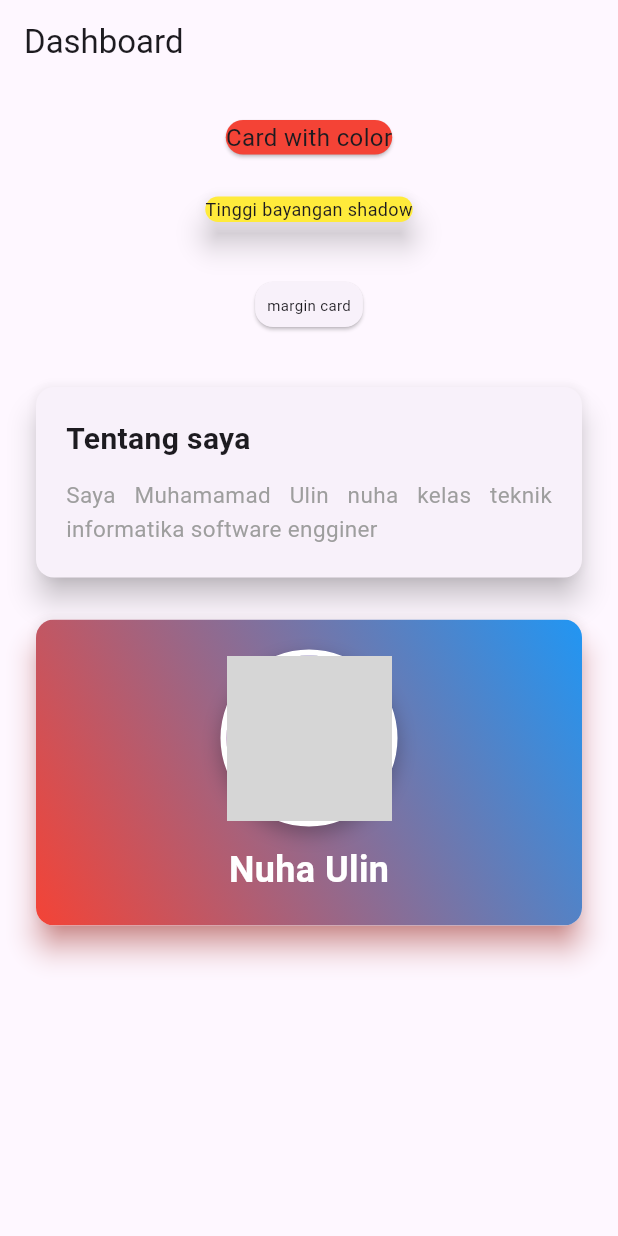
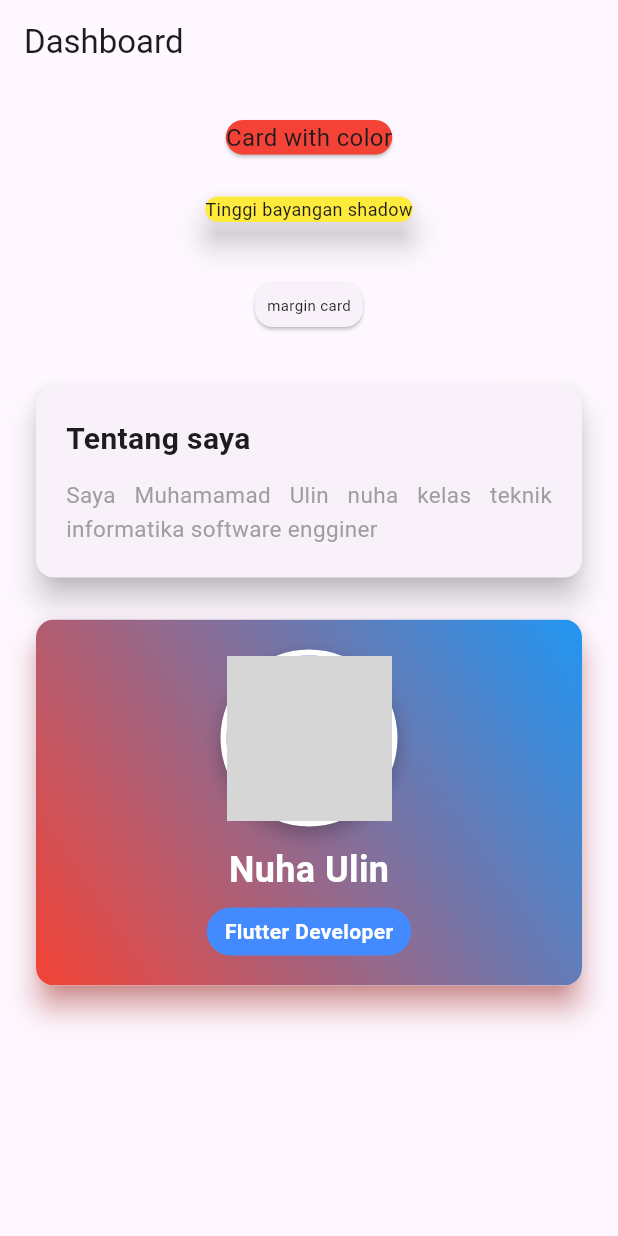
Before and after one commit to Mhmdulinnuha/Tugas-week-8-1123150002-, a Flutter app: the screen it shows after launch, on a phone screen of 412 x 824 dp. Run offline on Flutter 3.47's test engine with Material 3 defaults, Android fonts, the phone set to English and light mode, and no system bars; grey boxes are pictures that could not be loaded.

Commit message:
membuat title

```diff
--- a/lib/pages/latihan1_card.dart
+++ b/lib/pages/latihan1_card.dart
@@ -107,6 +107,25 @@ class MyPages extends StatelessWidget {
                             color: Colors.white,
                           ),
                         ),
+
+                        const SizedBox(height: 8),
+
+
+                        Container(
+                          padding: const EdgeInsets.symmetric(horizontal: 12, vertical: 6),
+                          decoration: BoxDecoration(
+                            color: Colors.blueAccent,
+                            borderRadius: BorderRadius.circular(20),
+                          ),
+                          child: const Text(
+                            "Flutter Developer",
+                            style: TextStyle(
+                              fontSize: 14,
+                              color: Colors.white,
+                              fontWeight: FontWeight.w600,
+                            ),
+                          ),
+                        ),
                       ],
                     ),
                   ),
```
